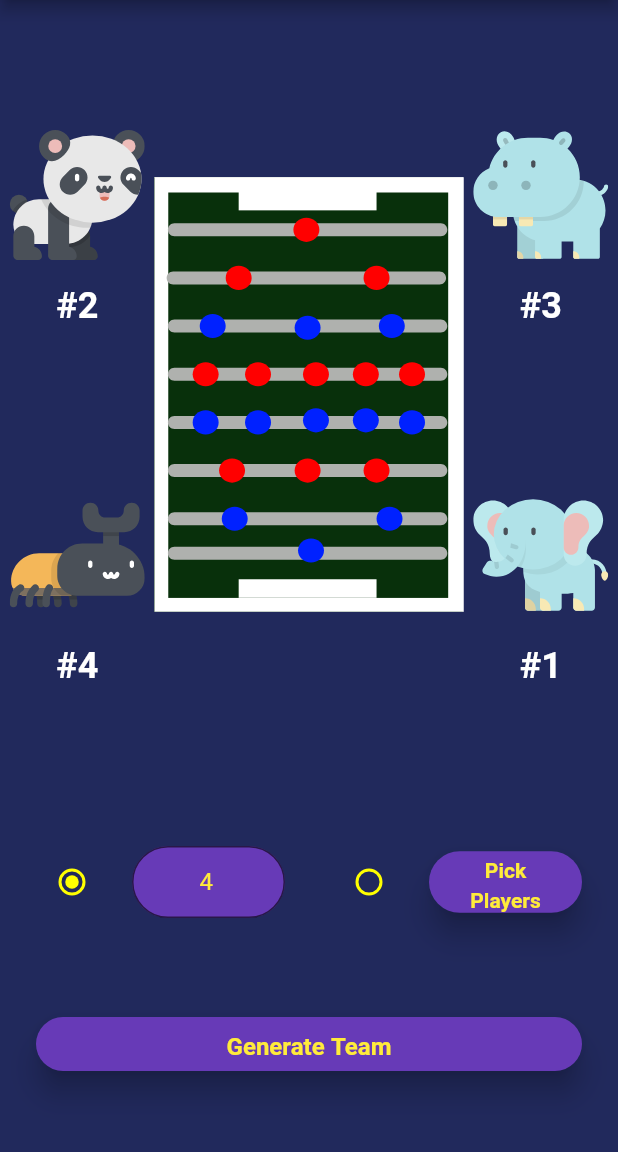
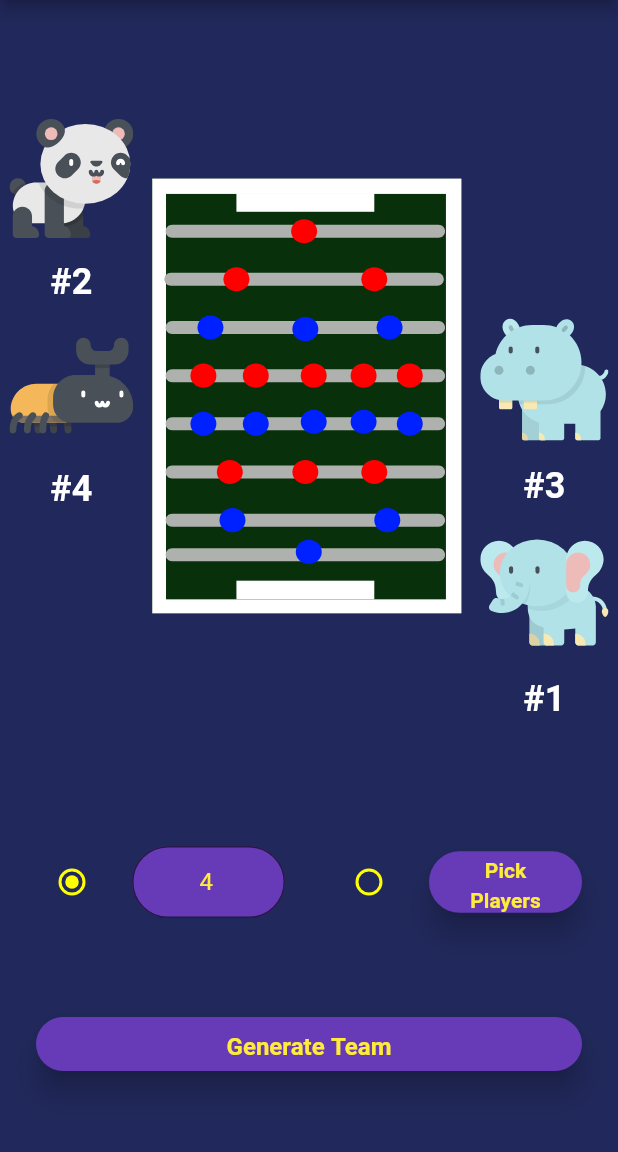
Before and after one commit to Eduard-Dumitrescu/Foosball-Shuffler, a Flutter app: the screen it shows after launch, on a phone screen of 412 x 824 dp, the part 84-1236 px from its top. Run offline on Flutter 3.47's test engine with Material 2 defaults, Android fonts, the phone set to English and light mode, and no system bars; our stand-ins replace flutter_keyboard_visibility, flutter_svg, google_fonts, shared_preferences; missing offline and left inert: flutter_device_type.

Commit message:
players are now placed more visibly

```diff
--- a/lib/ui/home_page.dart
+++ b/lib/ui/home_page.dart
@@ -191,20 +191,20 @@ class _HomePageState extends State<HomePage> {
                     curve: Curves.linear,
                     child: Row(
                       mainAxisAlignment: MainAxisAlignment.spaceAround,
-                      crossAxisAlignment: CrossAxisAlignment.start,
+                      crossAxisAlignment: CrossAxisAlignment.stretch,
                       children: <Widget>[
-                        Expanded(
+                        Flexible(
                           flex: 1,
                           child: _teamColumn(players[0], players[1],
                               isOnLeftSide: true),
                         ),
-                        Expanded(
+                        Flexible(
                           flex: 2,
                           child: SvgPicture.asset(
                             "assets/ciocioBoard.svg",
                           ),
                         ),
-                        Expanded(
+                        Flexible(
                           flex: 1,
                           child: _teamColumn(players[2], players[3],
                               isOnLeftSide: false),
@@ -226,7 +226,7 @@ class _HomePageState extends State<HomePage> {
 
           return Row(
             mainAxisAlignment: MainAxisAlignment.spaceAround,
-            crossAxisAlignment: CrossAxisAlignment.start,
+            crossAxisAlignment: CrossAxisAlignment.center,
             children: <Widget>[
               Flexible(
                 child: ListTile(
@@ -290,17 +290,29 @@ class _HomePageState extends State<HomePage> {
 
   Widget _teamColumn(Player player1, Player player2,
       {bool isOnLeftSide = true}) {
-    return Column(
-      mainAxisAlignment: MainAxisAlignment.spaceAround,
+    final EdgeInsets columnMargin = isOnLeftSide
+        ? EdgeInsets.only(
+            top: _teamType.value == TeamType.Numbers ? 40.0 : 56.0)
+        : EdgeInsets.only(
+            bottom: _teamType.value == TeamType.Numbers ? 24.0 : 40.0);
+
+    return Container(
+      margin: columnMargin,
+      child: Column(
+        mainAxisAlignment:
+            isOnLeftSide ? MainAxisAlignment.start : MainAxisAlignment.end,
         crossAxisAlignment: CrossAxisAlignment.center,
         children: <Widget>[
           Flexible(
             child: _playerWidget(player1.id, player1.icon,
-                name: player1.name, isOnLeftSide: isOnLeftSide)),
+                name: player1.name, isOnLeftSide: isOnLeftSide),
+          ),
           Flexible(
             child: _playerWidget(player2.id, player2.icon,
-                name: player2.name, isOnLeftSide: isOnLeftSide)),
+                name: player2.name, isOnLeftSide: isOnLeftSide),
+          ),
         ],
+      ),
     );
   }
 
@@ -314,8 +326,8 @@ class _HomePageState extends State<HomePage> {
 
   Widget _playerWithNumberWidget(int id, String iconPath,
       {bool isOnLeftSide = true}) {
-    return Container(
-      child: Column(
+    return Column(
+      mainAxisSize: MainAxisSize.min,
       mainAxisAlignment: MainAxisAlignment.center,
       crossAxisAlignment: CrossAxisAlignment.center,
       children: <Widget>[
@@ -341,9 +353,8 @@ class _HomePageState extends State<HomePage> {
               color: Colors.white,
             ),
           ),
-          )
+        ),
       ],
-      ),
     );
   }
 
@@ -351,6 +362,7 @@ class _HomePageState extends State<HomePage> {
       {bool isOnLeftSide = true, String name = ""}) {
     return Container(
       child: Column(
+        mainAxisSize: MainAxisSize.min,
         mainAxisAlignment: MainAxisAlignment.center,
         crossAxisAlignment: CrossAxisAlignment.center,
         children: <Widget>[
```
Lines whose indentation alone changed are shown as unchanged.
